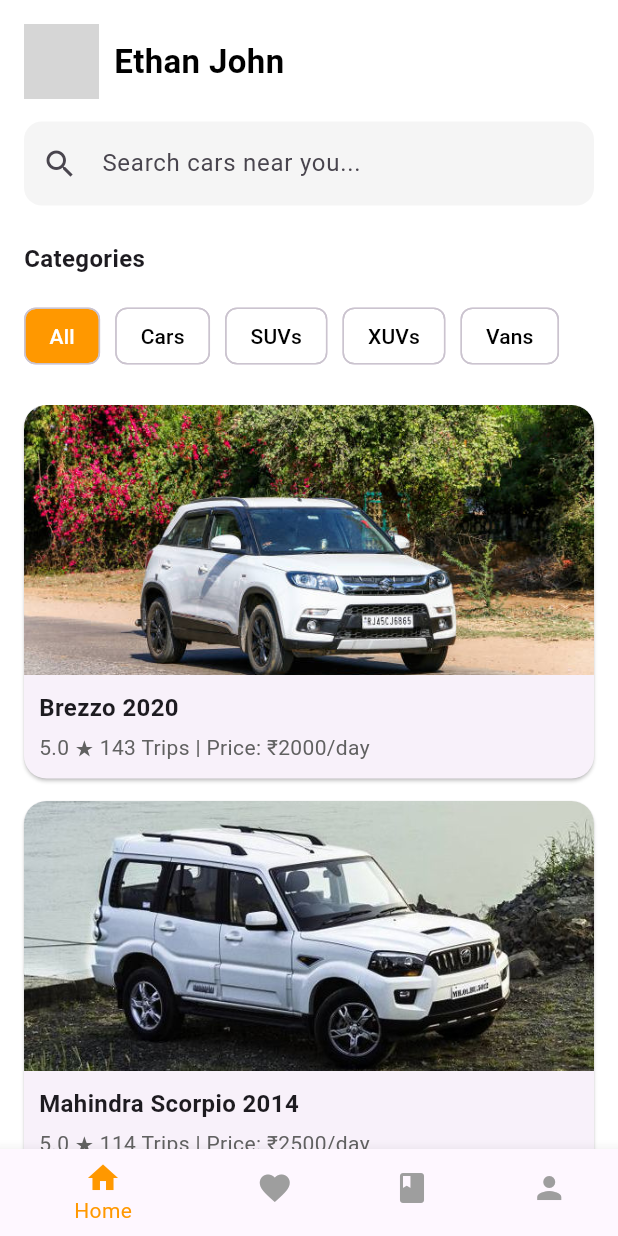
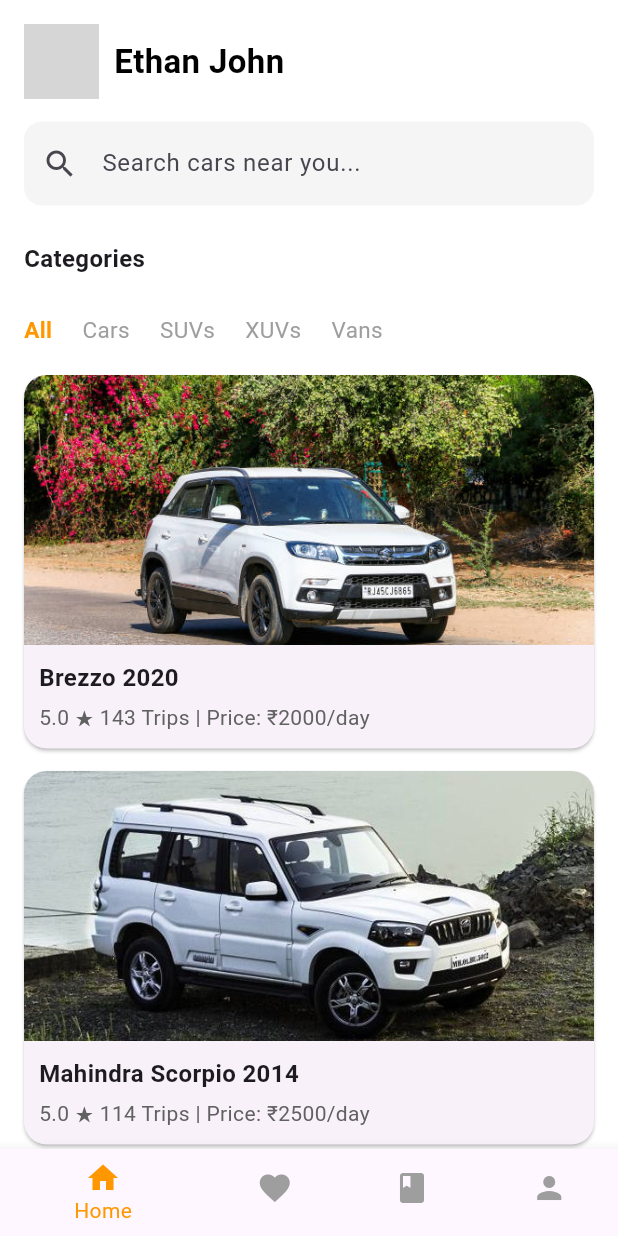
Before and after one commit to Deep-Kacha/Car_Rent_App, a Flutter app: the screen it shows after launch, on a phone screen of 412 x 824 dp. Run offline on Flutter 3.47's test engine with Material 3 defaults, Android fonts, the phone set to English and light mode, and no system bars; network calls fail; grey boxes are pictures that could not be loaded.

Commit message:
creating only particular car show in home page

```diff
--- a/car_rental_project/lib/Home Page/home_page.dart
+++ b/car_rental_project/lib/Home Page/home_page.dart
@@ -1,27 +1,43 @@
 import 'package:flutter/material.dart';
 
-class HomePage extends StatelessWidget {
+class HomePage extends StatefulWidget {
+  @override
+  _HomePageState createState() => _HomePageState();
+}
+
+class _HomePageState extends State<HomePage> {
   final List<String> categories = ["All", "Cars", "SUVs", "XUVs", "Vans"];
+
   final List<Map<String, String>> cars = [
     {
       "name": "Brezzo 2020",
       "image": "assets/images/1car.jpg",
       "details": "5.0 ★ 143 Trips | Price: ₹2000/day",
+      "category": "Cars",
     },
     {
       "name": "Mahindra Scorpio 2014",
       "image": "assets/images/2car.jpg",
       "details": "5.0 ★ 114 Trips | Price: ₹2500/day",
+      "category": "SUVs",
     },
     {
       "name": "Maruti Suziki Ertiga",
       "image": "assets/images/4car.jpg",
       "details": "5.0 ★ 12 Trips | Price: ₹2500/day",
+      "category": "Vans",
     },
   ];
 
+  String selectedCategory = "All";
+
   @override
   Widget build(BuildContext context) {
+    // Filter cars based on selected category
+    List<Map<String, String>> filteredCars = selectedCategory == "All"
+        ? cars
+        : cars.where((car) => car["category"] == selectedCategory).toList();
+
     return Scaffold(
       backgroundColor: Colors.white,
       body: SafeArea(
@@ -31,7 +47,6 @@ class HomePage extends StatelessWidget {
             // Profile and Search
             Padding(
               padding: const EdgeInsets.fromLTRB(16, 16, 16, 8),
-
               child: Column(
                 crossAxisAlignment: CrossAxisAlignment.start,
                 children: [
@@ -70,37 +85,44 @@ class HomePage extends StatelessWidget {
                 ],
               ),
             ),
+
+            // Categories
             Padding(
               padding: const EdgeInsets.all(16),
-              child: Container(
               child: Text(
                 "Categories",
                 style: TextStyle(fontSize: 16, fontWeight: FontWeight.bold),
               ),
             ),
-            ),
-            // Categories
-            Container(
-              height: 60,
+            SizedBox(
+              height: 40,
               child: ListView.builder(
                 scrollDirection: Axis.horizontal,
                 padding: EdgeInsets.symmetric(horizontal: 16),
                 itemCount: categories.length,
                 itemBuilder: (context, index) {
-                  return Container(
-                    margin: EdgeInsets.only(right: 10),
-                    child: Column(
-                      children: [
-                        Chip(
-                          label: Text(categories[index]),
-                          backgroundColor: index == 0
-                              ? Colors.orange
-                              : Colors.white,
-                          labelStyle: TextStyle(
-                            color: index == 0 ? Colors.white : Colors.black,
+                  final category = categories[index];
+                  final isSelected = selectedCategory == category;
+
+                  return GestureDetector(
+                    onTap: () {
+                      setState(() {
+                        selectedCategory = category;
+                      });
+                    },
+                    child: Container(
+                      margin: EdgeInsets.only(right: 20),
+                      alignment: Alignment.center,
+                      child: Text(
+                        category,
+                        style: TextStyle(
+                          fontSize: 15,
+                          fontWeight: isSelected
+                              ? FontWeight.bold
+                              : FontWeight.normal,
+                          color: isSelected ? Colors.orange : Colors.grey,
                         ),
                       ),
-                      ],
                     ),
                   );
                 },
@@ -111,9 +133,16 @@ class HomePage extends StatelessWidget {
 
             // Available Cars
             Expanded(
-              child: ListView.builder(
+              child: filteredCars.isEmpty
+                  ? Center(
+                      child: Text(
+                        "No cars available in this category",
+                        style: TextStyle(color: Colors.grey),
+                      ),
+                    )
+                  : ListView.builder(
                       padding: EdgeInsets.symmetric(horizontal: 16),
-                itemCount: cars.length,
+                      itemCount: filteredCars.length,
                       itemBuilder: (context, index) {
                         return Card(
                           shape: RoundedRectangleBorder(
@@ -125,19 +154,18 @@ class HomePage extends StatelessWidget {
                             crossAxisAlignment: CrossAxisAlignment.start,
                             children: [
                               Image.asset(
-                          cars[index]["image"]!,
+                                filteredCars[index]["image"]!,
                                 height: 180,
                                 width: double.infinity,
                                 fit: BoxFit.cover,
                               ),
-
                               Padding(
                                 padding: const EdgeInsets.all(10),
                                 child: Column(
                                   crossAxisAlignment: CrossAxisAlignment.start,
                                   children: [
                                     Text(
-                                cars[index]["name"]!,
+                                      filteredCars[index]["name"]!,
                                       style: TextStyle(
                                         fontSize: 16,
                                         fontWeight: FontWeight.bold,
@@ -145,7 +173,7 @@ class HomePage extends StatelessWidget {
                                     ),
                                     SizedBox(height: 5),
                                     Text(
-                                cars[index]["details"]!,
+                                      filteredCars[index]["details"]!,
                                       style: TextStyle(color: Colors.grey[700]),
                                     ),
                                   ],
```
Lines whose indentation alone changed are shown as unchanged.
